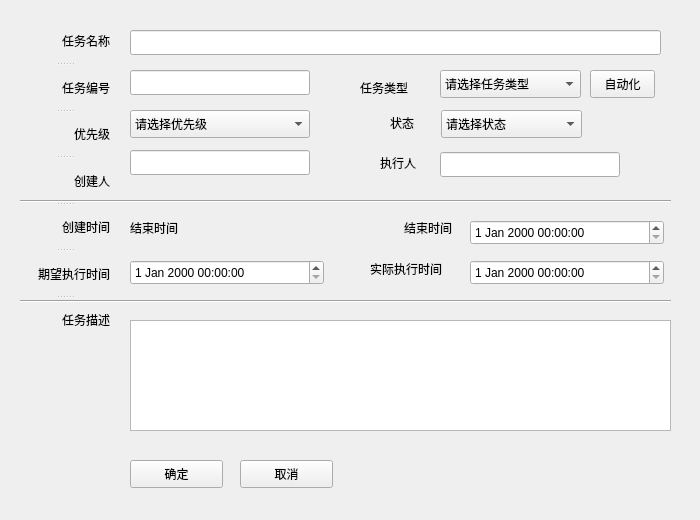
cash2one/AutoDriver, file framework/gui/ui/src/task.ui: the form before one commit.
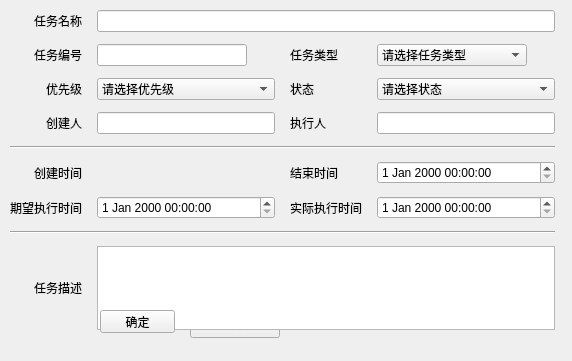
The form after the commit. Icons and pictures are not drawn.

```diff
--- a/framework/gui/ui/src/task.ui
+++ b/framework/gui/ui/src/task.ui
@@ -6,113 +6,99 @@
    <rect>
     <x>0</x>
     <y>0</y>
-    <width>700</width>
-    <height>520</height>
+    <width>572</width>
+    <height>361</height>
    </rect>
   </property>
   <property name="maximumSize">
    <size>
-    <width>700</width>
-    <height>520</height>
+    <width>1000</width>
+    <height>800</height>
    </size>
   </property>
   <property name="windowTitle">
    <string>任务</string>
   </property>
-  <widget class="QLineEdit" name="txt_TaskName">
-   <property name="geometry">
-    <rect>
-     <x>130</x>
-     <y>30</y>
-     <width>531</width>
-     <height>25</height>
-    </rect>
-   </property>
-  </widget>
-  <widget class="QLineEdit" name="txt_Creator">
+  <property name="windowIcon">
+   <iconset resource="../res.qrc">
+    <normaloff>:/mainicon/res/wp.ico</normaloff>:/mainicon/res/wp.ico</iconset>
+  </property>
+  <widget class="QPushButton" name="pushButton_2">
    <property name="geometry">
     <rect>
-     <x>130</x>
-     <y>150</y>
-     <width>180</width>
-     <height>25</height>
-    </rect>
-   </property>
-  </widget>
-  <widget class="QLineEdit" name="txt_Requester">
-   <property name="geometry">
-    <rect>
-     <x>440</x>
-     <y>152</y>
-     <width>180</width>
-     <height>25</height>
-    </rect>
-   </property>
-  </widget>
-  <widget class="QTextEdit" name="txt_TaskDescription">
-   <property name="geometry">
-    <rect>
-     <x>130</x>
-     <y>320</y>
-     <width>541</width>
-     <height>111</height>
-    </rect>
-   </property>
-  </widget>
-  <widget class="QComboBox" name="cmb_TaskType">
-   <property name="geometry">
-    <rect>
-     <x>440</x>
-     <y>70</y>
-     <width>141</width>
+     <x>190</x>
+     <y>310</y>
+     <width>90</width>
      <height>28</height>
     </rect>
    </property>
-   <item>
     <property name="text">
-     <string>请选择任务类型</string>
-    </property>
-   </item>
-   <item>
-    <property name="text">
-     <string>自动化</string>
-    </property>
-   </item>
+    <string>取消</string>
+   </property>
+  </widget>
+  <widget class="QWidget" name="horizontalLayoutWidget">
+   <property name="geometry">
+    <rect>
+     <x>10</x>
+     <y>10</y>
+     <width>551</width>
+     <height>320</height>
+    </rect>
+   </property>
+   <layout class="QHBoxLayout" name="hzLayout">
    <item>
-    <property name="text">
-     <string>车机测试</string>
-    </property>
-   </item>
-   <item>
-    <property name="text">
-     <string>App</string>
-    </property>
-   </item>
-   <item>
+     <layout class="QGridLayout" name="gridLayout">
+      <property name="horizontalSpacing">
+       <number>15</number>
+      </property>
+      <property name="verticalSpacing">
+       <number>12</number>
+      </property>
+      <item row="5" column="0" colspan="4">
+       <widget class="Line" name="line">
+        <property name="orientation">
+         <enum>Qt::Horizontal</enum>
+        </property>
+       </widget>
+      </item>
+      <item row="1" column="2">
+       <widget class="QLabel" name="label_6">
     <property name="text">
-     <string>Web平台</string>
-    </property>
-   </item>
-   <item>
-    <property name="text">
-     <string>接口</string>
-    </property>
-   </item>
-   <item>
+         <string>任务类型</string>
+        </property>
+       </widget>
+      </item>
+      <item row="8" column="3">
+       <widget class="QDateTimeEdit" name="dateTimeEdit_2"/>
+      </item>
+      <item row="1" column="1">
+       <widget class="QLineEdit" name="txt_TaskNo">
+        <property name="minimumSize">
+         <size>
+          <width>150</width>
+          <height>0</height>
+         </size>
+        </property>
+        <property name="maximumSize">
+         <size>
+          <width>150</width>
+          <height>16777215</height>
+         </size>
+        </property>
+       </widget>
+      </item>
+      <item row="4" column="0">
+       <widget class="QLabel" name="label_3">
     <property name="text">
-     <string>性能测试</string>
-    </property>
-   </item>
-  </widget>
+         <string>创建人</string>
+        </property>
+        <property name="alignment">
+         <set>Qt::AlignRight|Qt::AlignTrailing|Qt::AlignVCenter</set>
+        </property>
+       </widget>
+      </item>
+      <item row="3" column="1">
   <widget class="QComboBox" name="cmb_TaskPriority">
-   <property name="geometry">
-    <rect>
-     <x>130</x>
-     <y>110</y>
-     <width>180</width>
-     <height>28</height>
-    </rect>
-   </property>
    <item>
     <property name="text">
      <string>请选择优先级</string>
@@ -134,28 +120,22 @@
     </property>
    </item>
   </widget>
-  <widget class="QPushButton" name="btn_Automate">
-   <property name="geometry">
-    <rect>
-     <x>590</x>
-     <y>70</y>
-     <width>65</width>
-     <height>28</height>
-    </rect>
-   </property>
+      </item>
+      <item row="4" column="1">
+       <widget class="QLineEdit" name="txt_Creator"/>
+      </item>
+      <item row="3" column="0">
+       <widget class="QLabel" name="label_7">
    <property name="text">
-    <string>自动化</string>
-   </property>
-  </widget>
+         <string>优先级</string>
+        </property>
+        <property name="alignment">
+         <set>Qt::AlignRight|Qt::AlignTrailing|Qt::AlignVCenter</set>
+        </property>
+       </widget>
+      </item>
+      <item row="3" column="3">
   <widget class="QComboBox" name="cmb_TaskState">
-   <property name="geometry">
-    <rect>
-     <x>441</x>
-     <y>110</y>
-     <width>141</width>
-     <height>28</height>
-    </rect>
-   </property>
    <item>
     <property name="text">
      <string>请选择状态</string>
@@ -182,145 +162,18 @@
     </property>
    </item>
   </widget>
+      </item>
+      <item row="10" column="1" colspan="3">
+       <widget class="QTextEdit" name="txt_TaskDescription"/>
+      </item>
+      <item row="3" column="2">
   <widget class="QLabel" name="label_9">
-   <property name="geometry">
-    <rect>
-     <x>390</x>
-     <y>115</y>
-     <width>45</width>
-     <height>16</height>
-    </rect>
-   </property>
    <property name="text">
     <string>状态</string>
    </property>
   </widget>
-  <widget class="QLabel" name="label_11">
-   <property name="geometry">
-    <rect>
-     <x>370</x>
-     <y>261</y>
-     <width>101</width>
-     <height>16</height>
-    </rect>
-   </property>
-   <property name="text">
-    <string>实际执行时间</string>
-   </property>
-  </widget>
-  <widget class="QLabel" name="label_12">
-   <property name="geometry">
-    <rect>
-     <x>404</x>
-     <y>220</y>
-     <width>60</width>
-     <height>16</height>
-    </rect>
-   </property>
-   <property name="text">
-    <string>结束时间</string>
-   </property>
-  </widget>
-  <widget class="Line" name="line">
-   <property name="geometry">
-    <rect>
-     <x>20</x>
-     <y>200</y>
-     <width>651</width>
-     <height>2</height>
-    </rect>
-   </property>
-   <property name="orientation">
-    <enum>Qt::Horizontal</enum>
-   </property>
-  </widget>
-  <widget class="Line" name="line_2">
-   <property name="geometry">
-    <rect>
-     <x>20</x>
-     <y>300</y>
-     <width>651</width>
-     <height>2</height>
-    </rect>
-   </property>
-   <property name="orientation">
-    <enum>Qt::Horizontal</enum>
-   </property>
-  </widget>
-  <widget class="QLineEdit" name="txt_TaskNo">
-   <property name="geometry">
-    <rect>
-     <x>130</x>
-     <y>70</y>
-     <width>180</width>
-     <height>25</height>
-    </rect>
-   </property>
-  </widget>
-  <widget class="QPushButton" name="pushButton">
-   <property name="geometry">
-    <rect>
-     <x>130</x>
-     <y>460</y>
-     <width>93</width>
-     <height>28</height>
-    </rect>
-   </property>
-   <property name="text">
-    <string>确定</string>
-   </property>
-  </widget>
-  <widget class="QPushButton" name="pushButton_2">
-   <property name="geometry">
-    <rect>
-     <x>240</x>
-     <y>460</y>
-     <width>93</width>
-     <height>28</height>
-    </rect>
-   </property>
-   <property name="text">
-    <string>取消</string>
-   </property>
-  </widget>
-  <widget class="QLabel" name="label_6">
-   <property name="geometry">
-    <rect>
-     <x>360</x>
-     <y>80</y>
-     <width>60</width>
-     <height>16</height>
-    </rect>
-   </property>
-   <property name="text">
-    <string>任务类型</string>
-   </property>
-  </widget>
-  <widget class="QLabel" name="label_4">
-   <property name="geometry">
-    <rect>
-     <x>380</x>
-     <y>155</y>
-     <width>45</width>
-     <height>16</height>
-    </rect>
-   </property>
-   <property name="text">
-    <string>执行人</string>
-   </property>
-  </widget>
-  <widget class="QSplitter" name="splitter">
-   <property name="geometry">
-    <rect>
-     <x>20</x>
-     <y>20</y>
-     <width>90</width>
-     <height>321</height>
-    </rect>
-   </property>
-   <property name="orientation">
-    <enum>Qt::Vertical</enum>
-   </property>
+      </item>
+      <item row="0" column="0">
    <widget class="QLabel" name="label_2">
     <property name="text">
      <string>任务名称</string>
@@ -329,38 +182,18 @@
      <set>Qt::AlignRight|Qt::AlignTrailing|Qt::AlignVCenter</set>
     </property>
    </widget>
-   <widget class="QLabel" name="label_13">
+      </item>
+      <item row="4" column="2">
+       <widget class="QLabel" name="label_4">
     <property name="text">
-     <string>任务编号</string>
-    </property>
-    <property name="alignment">
-     <set>Qt::AlignRight|Qt::AlignTrailing|Qt::AlignVCenter</set>
-    </property>
-   </widget>
-   <widget class="QLabel" name="label_7">
-    <property name="text">
-     <string>优先级</string>
-    </property>
-    <property name="alignment">
-     <set>Qt::AlignRight|Qt::AlignTrailing|Qt::AlignVCenter</set>
-    </property>
-   </widget>
-   <widget class="QLabel" name="label_3">
-    <property name="text">
-     <string>创建人</string>
-    </property>
-    <property name="alignment">
-     <set>Qt::AlignRight|Qt::AlignTrailing|Qt::AlignVCenter</set>
-    </property>
-   </widget>
-   <widget class="QLabel" name="label_8">
-    <property name="text">
-     <string>创建时间</string>
-    </property>
-    <property name="alignment">
-     <set>Qt::AlignRight|Qt::AlignTrailing|Qt::AlignVCenter</set>
-    </property>
-   </widget>
+         <string>执行人</string>
+        </property>
+       </widget>
+      </item>
+      <item row="8" column="1">
+       <widget class="QDateTimeEdit" name="dateTimeEdit_4"/>
+      </item>
+      <item row="8" column="0">
    <widget class="QLabel" name="label_10">
     <property name="text">
      <string>期望执行时间</string>
@@ -369,6 +202,96 @@
      <set>Qt::AlignRight|Qt::AlignTrailing|Qt::AlignVCenter</set>
     </property>
    </widget>
+      </item>
+      <item row="1" column="3">
+       <widget class="QComboBox" name="cmb_TaskType">
+        <property name="minimumSize">
+         <size>
+          <width>150</width>
+          <height>0</height>
+         </size>
+        </property>
+        <property name="maximumSize">
+         <size>
+          <width>150</width>
+          <height>16777215</height>
+         </size>
+        </property>
+        <item>
+         <property name="text">
+          <string>请选择任务类型</string>
+         </property>
+        </item>
+        <item>
+         <property name="text">
+          <string>自动化</string>
+         </property>
+        </item>
+        <item>
+         <property name="text">
+          <string>车机测试</string>
+         </property>
+        </item>
+        <item>
+         <property name="text">
+          <string>App</string>
+         </property>
+        </item>
+        <item>
+         <property name="text">
+          <string>Web平台</string>
+         </property>
+        </item>
+        <item>
+         <property name="text">
+          <string>接口</string>
+         </property>
+        </item>
+        <item>
+         <property name="text">
+          <string>性能测试</string>
+         </property>
+        </item>
+       </widget>
+      </item>
+      <item row="6" column="3">
+       <widget class="QDateTimeEdit" name="dateTimeEdit"/>
+      </item>
+      <item row="4" column="3">
+       <widget class="QLineEdit" name="txt_Requester"/>
+      </item>
+      <item row="9" column="0" colspan="4">
+       <widget class="Line" name="line_2">
+        <property name="orientation">
+         <enum>Qt::Horizontal</enum>
+        </property>
+       </widget>
+      </item>
+      <item row="6" column="2">
+       <widget class="QLabel" name="label_12">
+        <property name="text">
+         <string>结束时间</string>
+        </property>
+       </widget>
+      </item>
+      <item row="8" column="2">
+       <widget class="QLabel" name="label_11">
+        <property name="text">
+         <string>实际执行时间</string>
+        </property>
+       </widget>
+      </item>
+      <item row="6" column="0">
+       <widget class="QLabel" name="label_8">
+        <property name="text">
+         <string>创建时间</string>
+        </property>
+        <property name="alignment">
+         <set>Qt::AlignRight|Qt::AlignTrailing|Qt::AlignVCenter</set>
+        </property>
+       </widget>
+      </item>
+      <item row="10" column="0">
    <widget class="QLabel" name="label_5">
     <property name="text">
      <string>任务描述</string>
@@ -377,73 +300,46 @@
      <set>Qt::AlignRight|Qt::AlignTrailing|Qt::AlignVCenter</set>
     </property>
    </widget>
-  </widget>
-  <widget class="QDateTimeEdit" name="dateTimeEdit">
-   <property name="geometry">
-    <rect>
-     <x>470</x>
-     <y>220</y>
-     <width>194</width>
-     <height>25</height>
-    </rect>
-   </property>
-  </widget>
-  <widget class="QDateTimeEdit" name="dateTimeEdit_2">
-   <property name="geometry">
-    <rect>
-     <x>470</x>
-     <y>260</y>
-     <width>194</width>
-     <height>25</height>
-    </rect>
-   </property>
-  </widget>
-  <widget class="QDateTimeEdit" name="dateTimeEdit_4">
-   <property name="geometry">
-    <rect>
-     <x>130</x>
-     <y>260</y>
-     <width>194</width>
-     <height>25</height>
-    </rect>
-   </property>
-  </widget>
-  <widget class="QLabel" name="lbl_createtime">
+      </item>
+      <item row="0" column="1" colspan="3">
+       <widget class="QLineEdit" name="txt_TaskName"/>
+      </item>
+      <item row="1" column="0">
+       <widget class="QLabel" name="label_13">
+        <property name="text">
+         <string>任务编号</string>
+        </property>
+        <property name="alignment">
+         <set>Qt::AlignRight|Qt::AlignTrailing|Qt::AlignVCenter</set>
+        </property>
+       </widget>
+      </item>
+     </layout>
+    </item>
+    <item>
+     <widget class="QWidget" name="widget_task" native="true">
+      <zorder>gridLayoutWidget</zorder>
+     </widget>
+    </item>
+   </layout>
+  </widget>
+  <widget class="QPushButton" name="pushButton">
    <property name="geometry">
     <rect>
-     <x>130</x>
-     <y>220</y>
-     <width>60</width>
-     <height>16</height>
+     <x>100</x>
+     <y>310</y>
+     <width>75</width>
+     <height>23</height>
     </rect>
    </property>
    <property name="text">
-    <string>结束时间</string>
+    <string>确定</string>
    </property>
   </widget>
-  <zorder>label_6</zorder>
-  <zorder>label_4</zorder>
-  <zorder>txt_TaskName</zorder>
-  <zorder>txt_Creator</zorder>
-  <zorder>txt_Requester</zorder>
-  <zorder>txt_TaskDescription</zorder>
-  <zorder>cmb_TaskType</zorder>
-  <zorder>cmb_TaskPriority</zorder>
-  <zorder>btn_Automate</zorder>
-  <zorder>cmb_TaskState</zorder>
-  <zorder>label_9</zorder>
-  <zorder>label_11</zorder>
   <zorder>splitter</zorder>
-  <zorder>label_12</zorder>
-  <zorder>line_2</zorder>
-  <zorder>txt_TaskNo</zorder>
-  <zorder>line</zorder>
-  <zorder>pushButton</zorder>
   <zorder>pushButton_2</zorder>
-  <zorder>dateTimeEdit</zorder>
-  <zorder>dateTimeEdit_2</zorder>
-  <zorder>dateTimeEdit_4</zorder>
-  <zorder>lbl_createtime</zorder>
+  <zorder>horizontalLayoutWidget</zorder>
+  <zorder>pushButton</zorder>
  </widget>
  <resources/>
  <connections>
```
Left out of the diff: 4 changed lines with no effect on the pictures. Lines whose indentation alone changed are shown as unchanged.
